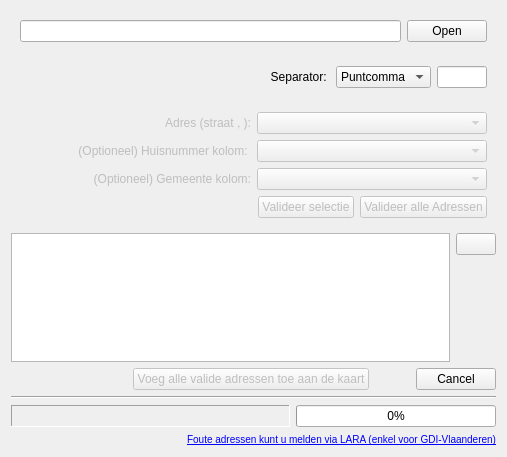
Qt form ui_geopunt4QgisBatchGeoCode.ui (warrieka/geopunt4Qgis) before a commit.
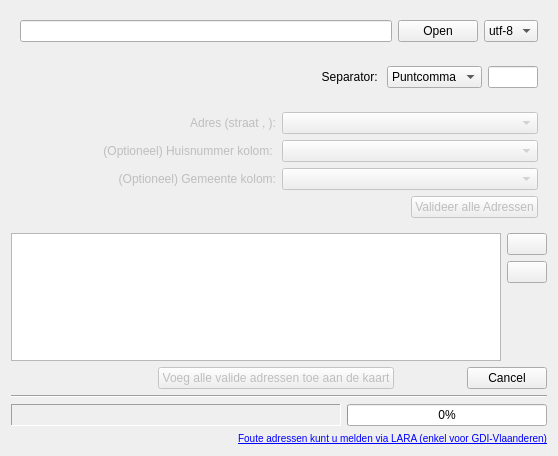
The same form after that commit. Icons and pictures are not drawn.

The edit to the form file:
```diff
--- a/ui_geopunt4QgisBatchGeoCode.ui
+++ b/ui_geopunt4QgisBatchGeoCode.ui
@@ -7,8 +7,8 @@
    <rect>
     <x>0</x>
     <y>0</y>
-    <width>507</width>
-    <height>457</height>
+    <width>558</width>
+    <height>456</height>
    </rect>
   </property>
   <property name="contextMenuPolicy">
@@ -66,6 +66,26 @@
         </property>
        </widget>
       </item>
+      <item>
+       <widget class="QComboBox" name="codecBox">
+        <property name="sizePolicy">
+         <sizepolicy hsizetype="Minimum" vsizetype="Fixed">
+          <horstretch>0</horstretch>
+          <verstretch>0</verstretch>
+         </sizepolicy>
+        </property>
+        <item>
+         <property name="text">
+          <string>utf-8</string>
+         </property>
+        </item>
+        <item>
+         <property name="text">
+          <string>ansi</string>
+         </property>
+        </item>
+       </widget>
+      </item>
      </layout>
     </widget>
    </item>
@@ -259,13 +279,6 @@
           </property>
          </spacer>
         </item>
-        <item>
-         <widget class="QPushButton" name="validateSelBtn">
-          <property name="text">
-           <string>Valideer selectie</string>
-          </property>
-         </widget>
-        </item>
         <item>
          <widget class="QPushButton" name="validateBtn">
           <property name="sizePolicy">
@@ -299,7 +312,7 @@
       <property name="margin">
        <number>0</number>
       </property>
-      <item row="0" column="1">
+      <item row="1" column="1">
        <widget class="QPushButton" name="zoomToSelBtn">
         <property name="sizePolicy">
          <sizepolicy hsizetype="Fixed" vsizetype="Fixed">
@@ -319,7 +332,7 @@
         </property>
        </widget>
       </item>
-      <item row="1" column="1">
+      <item row="3" column="1">
        <spacer name="verticalSpacer">
         <property name="orientation">
          <enum>Qt::Vertical</enum>
@@ -332,7 +345,21 @@
         </property>
        </spacer>
       </item>
-      <item row="0" column="0" rowspan="2">
+      <item row="0" column="1">
+       <widget class="QPushButton" name="validateSelBtn">
+        <property name="toolTip">
+         <string>Valideer selectie</string>
+        </property>
+        <property name="text">
+         <string/>
+        </property>
+        <property name="icon">
+         <iconset resource="resources.qrc">
+          <normaloff>:/plugins/geopunt4Qgis/images/select.png</normaloff>:/plugins/geopunt4Qgis/images/select.png</iconset>
+        </property>
+       </widget>
+      </item>
+      <item row="0" column="0" rowspan="4">
        <widget class="QTableWidget" name="outPutTbl">
         <property name="contextMenuPolicy">
          <enum>Qt::ActionsContextMenu</enum>
```
Left out of the diff: 20 changed lines with no effect on the pictures.
